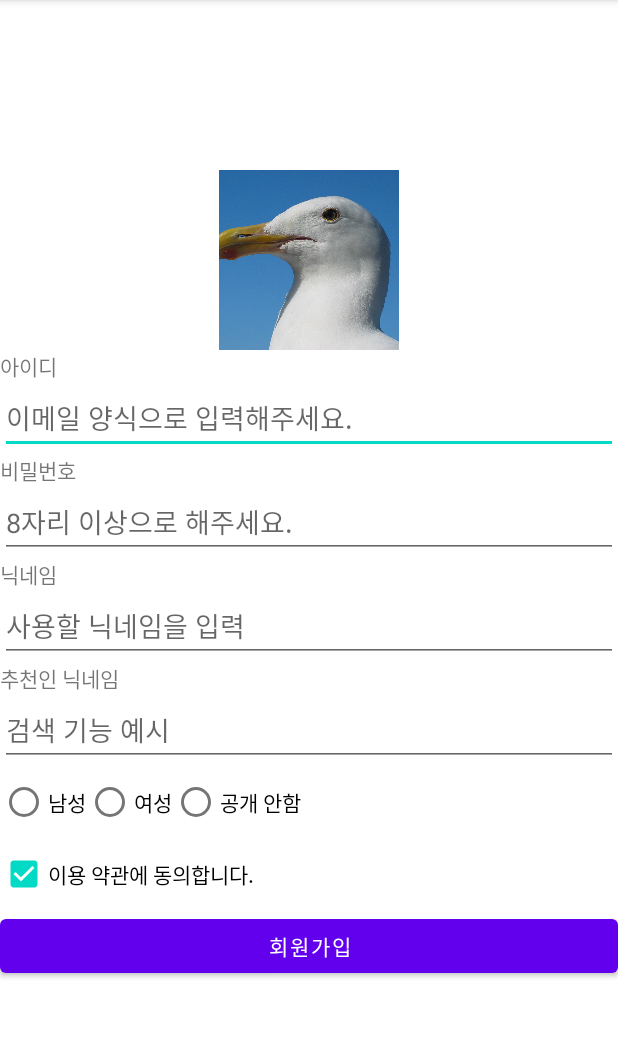
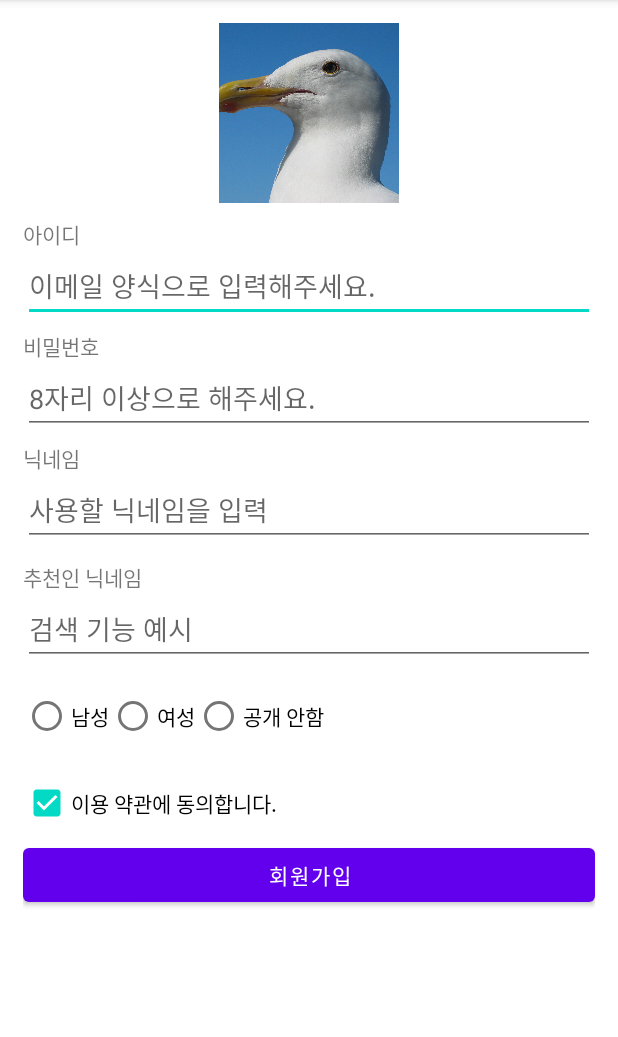
Before and after one commit to KIMHAUN/Practice_20201024, an Android app: the screen it shows after launch (MainActivity), on a phone screen of 412 x 824 dp, the part 84-1121 px from its top. Run offline under Robolectric (Android 15) with nearby library versions, the phone set to English and light mode, and no system bars.

Commit message:
margin, padding 체험

```diff
--- a/app/src/main/res/layout/activity_main.xml
+++ b/app/src/main/res/layout/activity_main.xml
@@ -5,7 +5,7 @@
     android:layout_width="match_parent"
     android:layout_height="match_parent"
     android:orientation="vertical"
-    android:gravity="center_vertical"
+    android:padding="15dp"
     tools:context=".MainActivity">
 
     <LinearLayout
@@ -26,16 +26,19 @@
     <TextView
         android:layout_width="wrap_content"
         android:layout_height="wrap_content"
+        android:layout_marginTop="10dp"
         android:text="아이디"/>
     <EditText
         android:layout_width="match_parent"
         android:layout_height="wrap_content"
         android:hint="이메일 양식으로 입력해주세요."
+
         android:inputType="textEmailAddress"/>
 
     <TextView
         android:layout_width="wrap_content"
         android:layout_height="wrap_content"
+        android:layout_marginTop="5dp"
         android:text="비밀번호"
 
         />
@@ -49,6 +52,7 @@
     <TextView
         android:layout_width="wrap_content"
         android:layout_height="wrap_content"
+        android:layout_marginTop="5dp"
         android:text="닉네임"/>
     <EditText
         android:layout_width="match_parent"
@@ -59,6 +63,7 @@
     <TextView
         android:layout_width="wrap_content"
         android:layout_height="wrap_content"
+        android:layout_marginTop="10dp"
         android:text="추천인 닉네임"/>
     <EditText
         android:layout_width="match_parent"
@@ -70,6 +75,7 @@
     <RadioGroup
         android:layout_width="wrap_content"
         android:layout_height="wrap_content"
+        android:layout_marginTop="10dp"
         android:orientation="horizontal">
 
         <RadioButton
@@ -91,6 +97,7 @@
     <CheckBox
         android:layout_width="wrap_content"
         android:layout_height="wrap_content"
+        android:layout_marginTop="10dp"
         android:text="이용 약관에 동의합니다."
         android:checked="true"
 
```
